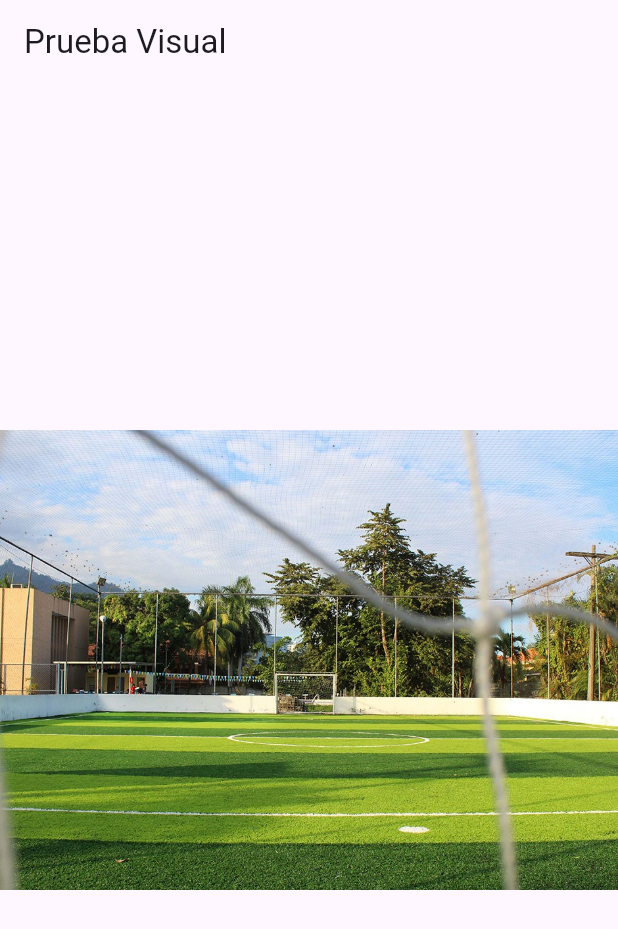
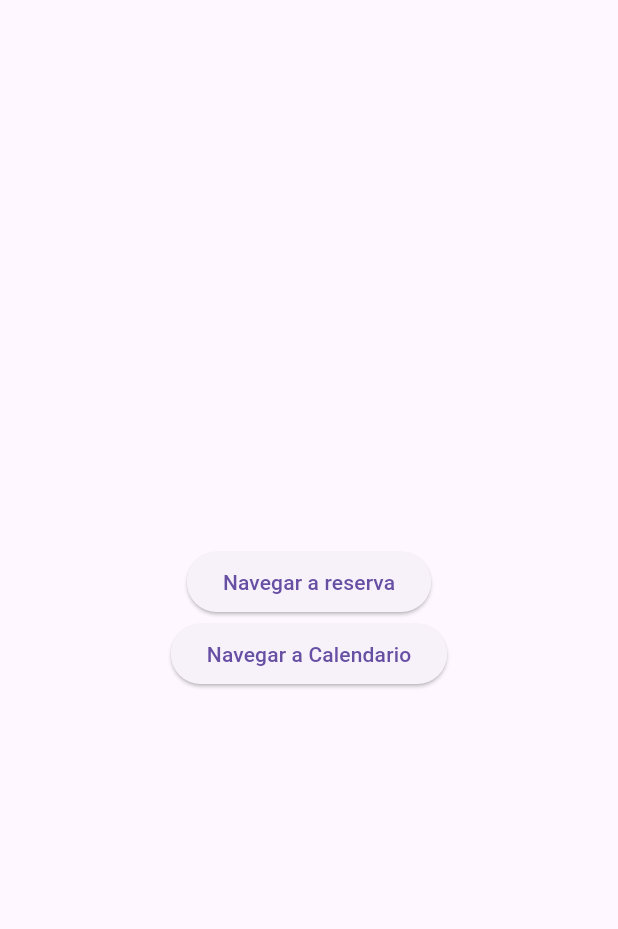
Before and after one commit to Eddie2704/ProyectoFinal_2PAC, a Flutter app: the screen it shows after launch, on a phone screen of 412 x 824 dp. Shown: the top 929 px of the screen. Run offline on Flutter 3.47's test engine with Material 3 defaults, Android fonts, the phone set to English and light mode, and no system bars; our stand-ins replace firebase_core, go_router; accounts and stored records are empty.

Commit message:
Creacion de pantallas y rutas en el main

```diff
--- a/futbox_app/lib/main.dart
+++ b/futbox_app/lib/main.dart
@@ -1,29 +1,57 @@
 import 'package:firebase_core/firebase_core.dart';
 import 'package:flutter/material.dart';
 import 'package:futbox_app/firebase_options.dart';
-
+import 'package:futbox_app/src/views/calendariopage.dart';
+import 'package:futbox_app/src/views/homepage.dart';
+import 'package:futbox_app/src/views/loginpage.dart';
+import 'package:futbox_app/src/views/reservepage.dart';
+import 'package:go_router/go_router.dart';
+import 'package:intl/date_symbol_data_local.dart';
 
 void main() async {
-//Inicializar firebase
   WidgetsFlutterBinding.ensureInitialized();
+
+  // Inicializar Firebase
   await Firebase.initializeApp(
     options: DefaultFirebaseOptions.currentPlatform,
   );
+
+  // Inicializar datos de localización para fechas en español
+  await initializeDateFormatting('es', null);
+
   runApp(MyApp());
 }
 
 class MyApp extends StatelessWidget {
-  const MyApp({super.key});
+  MyApp({super.key});
+
+  final GoRouter _router = GoRouter(
+    initialLocation: '/',
+    routes: [
+      GoRoute(
+        path: '/',
+        builder: (context, state) => Homepage(),
+      ),
+      GoRoute(
+        path: '/reservepage',
+        builder: (context, state) => ReservePage(nombrecancha: "Cancha 3",)
+      ),
+      GoRoute(
+        path: '/calendariopage',
+        builder: (context, state) => CalendarioPage(canchaId: "Cancha 3"),
+      ),
+      GoRoute(
+        path: '/perfil/:id',
+        builder: (context, state) => Loginpage(),
+      ),
+    ],
+  );
+
   @override
   Widget build(BuildContext context) {
-    return MaterialApp(
-       title: 'Futbox Test',
-      home: Scaffold(
-        appBar: AppBar(title: const Text('Prueba Visual')),
-        body: Center(
-          child: Image.asset('assets/image/Cancha3.jpg'),
-        ),
-      ),
+    return MaterialApp.router(
+      title: 'App de Reservas',
+      routerConfig: _router,
     );
   }
 }
--- /dev/null
+++ b/futbox_app/lib/src/views/homepage.dart
@@ -0,0 +1,38 @@
+import 'package:flutter/material.dart';
+import 'package:go_router/go_router.dart';
+
+class Homepage extends StatelessWidget {
+  const Homepage({super.key});
+
+  @override
+  Widget build(BuildContext context) {
+    return Scaffold(
+      body: Center(
+        child:
+        Column(mainAxisAlignment: MainAxisAlignment.center,
+          children: [
+            Row(
+              mainAxisAlignment: MainAxisAlignment.center,
+              children: [
+                ElevatedButton.icon(onPressed:(){
+                  GoRouter.of(context).push('/reservepage');
+                },
+                label: Text("Navegar a reserva")),
+              ],
+            ),
+             Row(
+          mainAxisAlignment: MainAxisAlignment.center,
+          children: [
+            ElevatedButton.icon(onPressed:(){
+              GoRouter.of(context).push('/calendariopage');
+            },
+            label: Text("Navegar a Calendario")),
+          ],
+        )
+          ],
+        ),
+
+      ),
+    );
+  }
+}
```
Also changed, not shown: futbox_app/lib/src/views/registro.dart (added, +10 -0 lines), futbox_app/lib/src/widgets/textfields.dart (added, +43 -0 lines).
